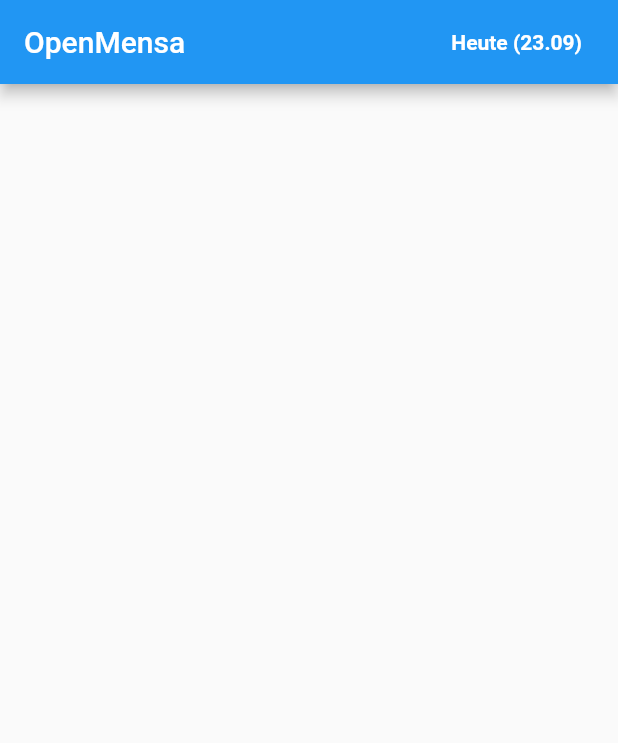
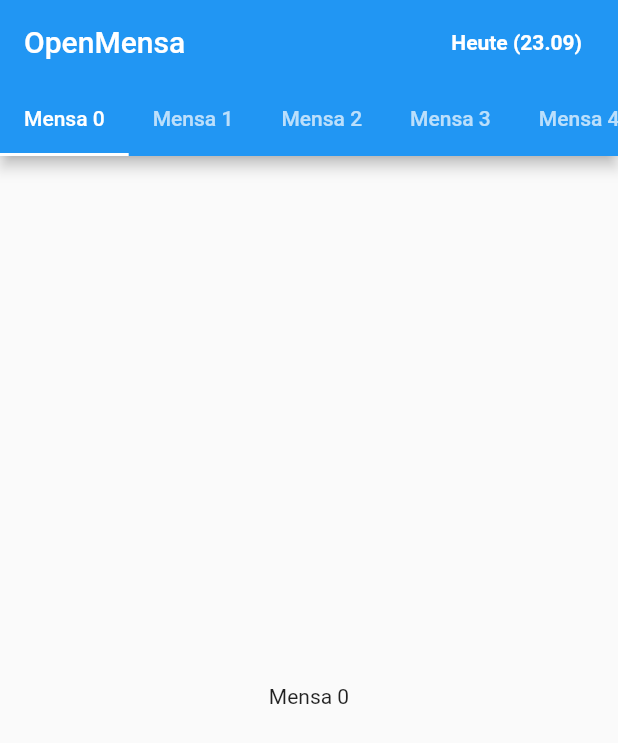
Before and after one commit to vhschlenker/open-mensa-flutter, a Flutter app: the screen it shows after launch, on a phone screen of 412 x 824 dp. Shown: the top 743 px of the screen. Run offline on Flutter 3.47's test engine with Material 2 defaults, Android fonts, the phone set to English and light mode, and no system bars.

Commit message:
Add tabbar to switch between canteens

```diff
--- a/lib/views/home_page.dart
+++ b/lib/views/home_page.dart
@@ -7,6 +7,7 @@ class HomePage extends StatefulWidget {
 
 class _HomePageState extends State<HomePage> {
   String _selectedDate = _dateChoices[0];
+  List<String> _canteens = _generateCanteens(10);
 
   void _selectDate(String dateChoice) {
     setState(() {
@@ -16,8 +17,12 @@ class _HomePageState extends State<HomePage> {
 
   @override
   Widget build(BuildContext context) {
-    return Scaffold(
-        appBar: AppBar(title: new Text('OpenMensa'), actions: <Widget>[
+    return DefaultTabController(
+        length: _canteens.length,
+        child: Scaffold(
+          appBar: AppBar(
+            title: new Text('OpenMensa'),
+            actions: <Widget>[
               new PopupMenuButton(
                 child: new Padding(
                   padding: new EdgeInsets.only(right: 24.0),
@@ -32,11 +37,25 @@ class _HomePageState extends State<HomePage> {
                   return _dateChoices.where((choice) {
                     return choice != _selectedDate;
                   }).map((String dateChoice) {
-            return PopupMenuItem(value: dateChoice, child: Text(dateChoice));
+                    return PopupMenuItem(
+                        value: dateChoice, child: Text(dateChoice));
                   }).toList();
                 },
               )
-    ]));
+            ],
+            bottom: TabBar(
+              tabs: _canteens.map((canteen) {
+                return Tab(text: canteen);
+              }).toList(),
+              isScrollable: true,
+            ),
+          ),
+          body: TabBarView(
+            children: _canteens.map((canteen) {
+              return Center(child: Text(canteen));
+            }).toList(),
+          ),
+        ));
   }
 }
 
@@ -45,3 +64,11 @@ const List<String> _dateChoices = const <String>[
   'Morgen (24.09)',
   'Übermorgen (25.09)'
 ];
+
+List<String> _generateCanteens(int count) {
+  var canteensList = List<String>(count);
+  for (var i = 0; i < count; i++) {
+    canteensList[i] = 'Mensa $i';
+  }
+  return canteensList;
+}
```
Lines whose indentation alone changed are shown as unchanged.
